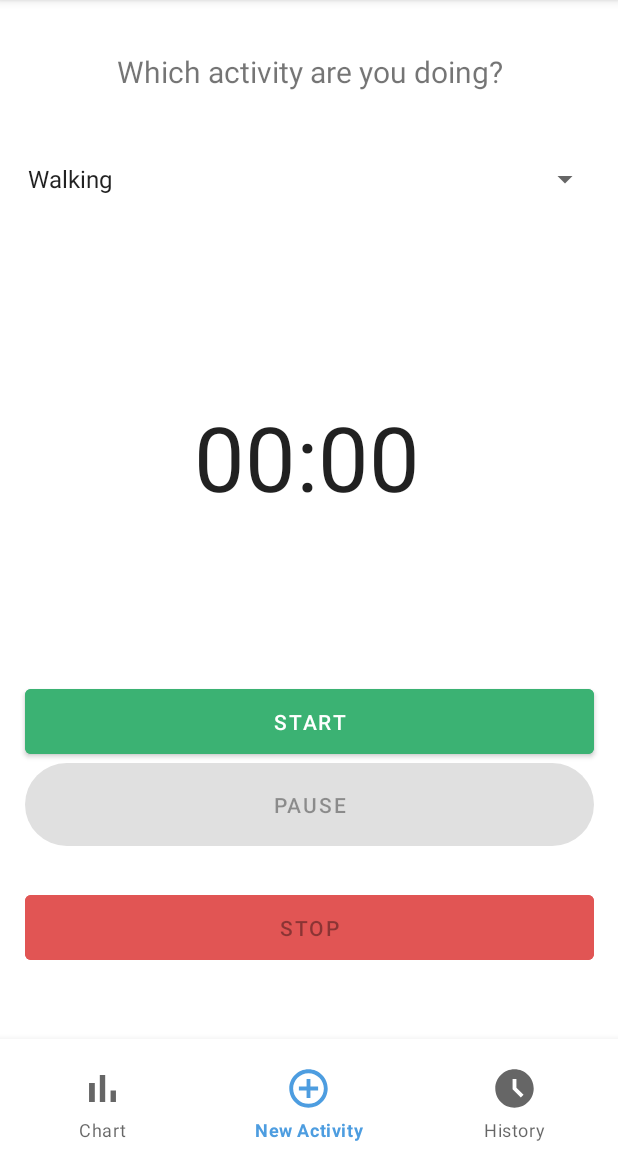
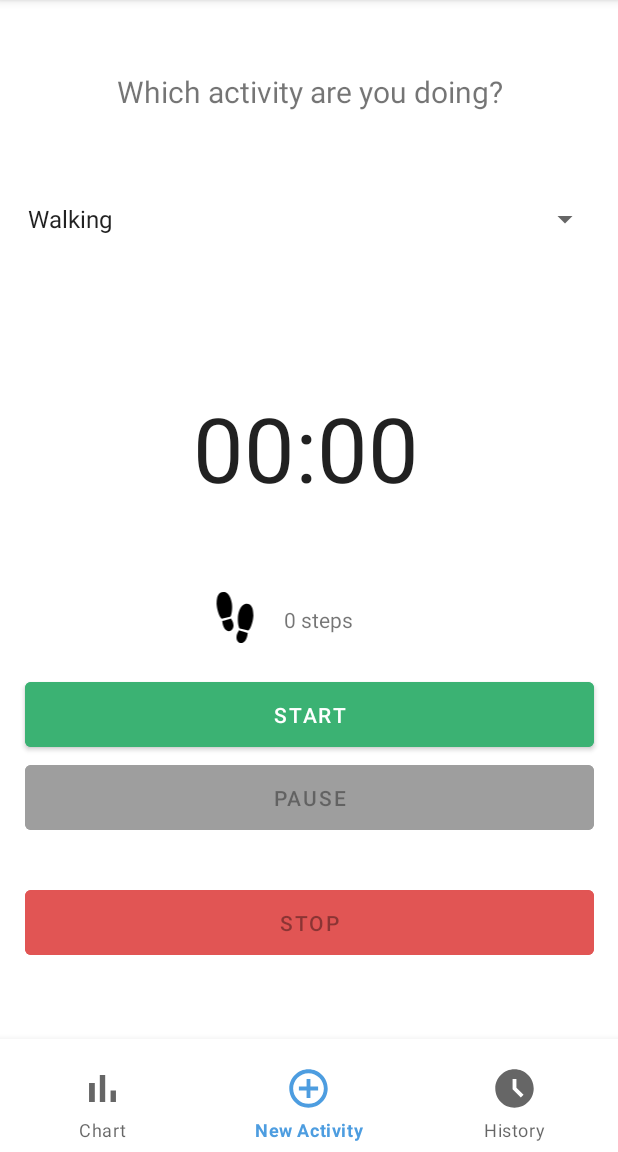
Before and after one commit to gianlu15/PhysicalTracker, an Android app: the screen it shows after launch (MainActivity), item 2 of the bottom bar chosen, on a phone screen of 412 x 824 dp, the part 84-1236 px from its top. Run offline under Robolectric (Android 15) with nearby library versions, the phone set to English and light mode, and no system bars; our stand-ins replace Room's generated code; 7 statements that could not run were skipped.

Commit message:
Implementato il permesso

```diff
--- a/app/src/main/AndroidManifest.xml
+++ b/app/src/main/AndroidManifest.xml
@@ -1,6 +1,8 @@
 <?xml version="1.0" encoding="utf-8"?>
 <manifest xmlns:android="http://schemas.android.com/apk/res/android"
     xmlns:tools="http://schemas.android.com/tools">
+
+    <uses-permission android:name="android.permission.ACTIVITY_RECOGNITION" />
 
     <application
         android:allowBackup="true"
--- a/app/src/main/java/com/example/physicaltracker/MainActivity.kt
+++ b/app/src/main/java/com/example/physicaltracker/MainActivity.kt
@@ -1,7 +1,11 @@
 package com.example.physicaltracker
 
+import android.Manifest
+import android.content.pm.PackageManager
 import androidx.appcompat.app.AppCompatActivity
 import android.os.Bundle
+import android.util.Log
+import androidx.core.app.ActivityCompat
 import androidx.fragment.app.Fragment
 import com.google.android.material.bottomnavigation.BottomNavigationView
 
@@ -28,6 +32,8 @@ class MainActivity : AppCompatActivity() {
             }
             true
         }
+
+        requestPermission()
     }
 
     private fun setCurrentFragment(fragment: Fragment) =
@@ -35,4 +41,33 @@ class MainActivity : AppCompatActivity() {
             replace(R.id.flFrame, fragment)
             commit()
         }
+
+    private fun hasActivityRecognitionPermission() =
+        ActivityCompat.checkSelfPermission(this, Manifest.permission.ACTIVITY_RECOGNITION) == PackageManager.PERMISSION_GRANTED
+
+    private fun requestPermission(){
+        var permissionTORequest = mutableListOf<String>()
+        if(!hasActivityRecognitionPermission()){
+            permissionTORequest.add(Manifest.permission.ACTIVITY_RECOGNITION)
+        }
+
+        if(permissionTORequest.isNotEmpty()){
+            ActivityCompat.requestPermissions(this, permissionTORequest.toTypedArray(), 0)
+        }
+    }
+
+    override fun onRequestPermissionsResult(
+        requestCode: Int,
+        permissions: Array<out String>,
+        grantResults: IntArray
+    ) {
+        super.onRequestPermissionsResult(requestCode, permissions, grantResults)
+        if(requestCode == 0 && grantResults.isNotEmpty()){
+            for(i in grantResults.indices){
+                if(grantResults[i] == PackageManager.PERMISSION_GRANTED){
+                    Log.i("PERMISSION REQUEST", "${permissions[i]} granted.")
+                }
+            }
+        }
+    }
 }
--- a/app/src/main/java/com/example/physicaltracker/RecordFragment.kt
+++ b/app/src/main/java/com/example/physicaltracker/RecordFragment.kt
@@ -1,5 +1,10 @@
 package com.example.physicaltracker
 
+import android.content.Context
+import android.hardware.Sensor
+import android.hardware.SensorEvent
+import android.hardware.SensorEventListener
+import android.hardware.SensorManager
 import android.os.Bundle
 import android.os.SystemClock
 import android.util.Log
@@ -8,6 +13,7 @@ import android.widget.ArrayAdapter
 import android.widget.Button
 import android.widget.Chronometer
 import android.widget.Spinner
+import android.widget.TextView
 import androidx.fragment.app.Fragment
 import androidx.lifecycle.ViewModelProvider
 import com.example.physicaltracker.data.ActivityEntity
@@ -17,6 +23,12 @@ class RecordFragment : Fragment(R.layout.fragment_record) {
 
     private lateinit var myActivityViewModel: ActivityViewModel
     private lateinit var chronometer: Chronometer
+    private lateinit var tvStepsCounter: TextView
+
+    private lateinit var sensorManager: SensorManager
+    private var stepCounterSensor: Sensor? = null
+    private var steps: Int = 0
+    private var isWalking = false
 
     private var currentActivity: ActivityEntity? = null
 
@@ -26,6 +38,11 @@ class RecordFragment : Fragment(R.layout.fragment_record) {
         myActivityViewModel = ViewModelProvider(requireActivity()).get(ActivityViewModel::class.java)
 
         chronometer = view.findViewById(R.id.chronometer)
+        tvStepsCounter = view.findViewById(R.id.tvStepsCounter)
+
+        // Inizializza il sensore di passi
+        sensorManager = requireContext().getSystemService(Context.SENSOR_SERVICE) as SensorManager
+        stepCounterSensor = sensorManager.getDefaultSensor(Sensor.TYPE_STEP_COUNTER)
 
         val activitySpinner: Spinner = view.findViewById(R.id.spActivityList)
         val activityTypes = resources.getStringArray(R.array.activity_types)
@@ -56,6 +73,7 @@ class RecordFragment : Fragment(R.layout.fragment_record) {
 
         btnStart.setOnClickListener {
             val selectedActivityType = activitySpinner.selectedItem.toString()
+            isWalking = selectedActivityType == "Walking"
 
             val startTime = System.currentTimeMillis()
             val date = startTime
@@ -68,6 +86,13 @@ class RecordFragment : Fragment(R.layout.fragment_record) {
             )
 
             startChronometer()
+
+            // Avvia il contapassi solo se l'attività è "Walking"
+            if (isWalking) {
+                steps = 0 // Resetta il contatore dei passi
+                sensorManager.registerListener(sensorEventListener, stepCounterSensor, SensorManager.SENSOR_DELAY_NORMAL)
+            }
+
             btnStart.isEnabled = false
             btnPauseResume.isEnabled = true
             btnStop.isEnabled = true
@@ -84,6 +109,12 @@ class RecordFragment : Fragment(R.layout.fragment_record) {
         }
 
         btnStop.setOnClickListener {
+            // Ferma il contapassi
+            if (isWalking) {
+                sensorManager.unregisterListener(sensorEventListener)
+                currentActivity?.steps = steps
+            }
+
             stopChronometer(currentActivity)
             btnPauseResume.text = "Pause"
 
@@ -147,4 +178,20 @@ class RecordFragment : Fragment(R.layout.fragment_record) {
             Log.i("RecordFragment", "Insert ${currentActivity.toString()} into db")
         }
     }
+
+    private val sensorEventListener = object : SensorEventListener {
+        override fun onSensorChanged(event: SensorEvent) {
+            if (event.sensor.type == Sensor.TYPE_STEP_COUNTER) {
+                if (steps == 0) {
+                    steps = event.values[0].toInt()
+                }
+                val currentSteps = event.values[0].toInt() - steps
+                tvStepsCounter.text = "$currentSteps steps"
+            }
+        }
+
+        override fun onAccuracyChanged(sensor: Sensor, accuracy: Int) {
+            // Non è necessario gestire questo caso per il contapassi
+        }
+    }
 }
--- a/app/src/main/java/com/example/physicaltracker/data/ActivityEntity.kt
+++ b/app/src/main/java/com/example/physicaltracker/data/ActivityEntity.kt
@@ -8,7 +8,7 @@ data class ActivityEntity(
     @PrimaryKey(autoGenerate = true) val id: Int = 0,
     val type: String,
     var duration: Long,
-    val steps: Int? = null,
+    var steps: Int? = null,
     val startTime: Long,
     var endTime: Long? = null,
     val date: Long
--- /dev/null
+++ b/app/src/main/res/drawable/ic_footsteps.xml
@@ -0,0 +1,9 @@
+<vector xmlns:android="http://schemas.android.com/apk/res/android"
+    android:width="800dp"
+    android:height="800dp"
+    android:viewportWidth="515.46"
+    android:viewportHeight="515.46">
+  <path
+      android:pathData="M298.79,386.71c27.81,9.52 52.36,15.59 87.63,26.43C372.88,584.37 210.95,516.37 298.79,386.71zM443.37,229.41c-1.83,-51.42 -10.88,-118.86 -83.02,-108.29c-33.81,8.82 -58.8,45.96 -70.55,110.04c-6.45,35.23 -2.7,84.68 4.91,114.32c6.95,20.89 4.59,19.6 12.06,23.57c28.92,6.51 57.54,13.73 86.69,21.08C423.08,369.21 447.4,258.18 443.37,229.41zM220.75,225.46c7.61,-29.65 11.36,-79.1 4.91,-114.32C213.92,47.07 188.93,9.92 155.11,1.11C82.97,-9.46 73.92,57.98 72.09,109.4c-4.03,28.77 20.29,139.8 49.91,160.71c29.15,-7.35 57.77,-14.56 86.7,-21.08C216.16,245.07 213.8,246.35 220.75,225.46zM129.03,293.13c13.55,171.23 175.47,103.23 87.63,-26.43C188.85,276.23 164.3,282.29 129.03,293.13z"
+      android:fillColor="#000000"/>
+</vector>
--- a/app/src/main/res/layout/fragment_record.xml
+++ b/app/src/main/res/layout/fragment_record.xml
@@ -30,8 +30,8 @@
 
     <Chronometer
         android:id="@+id/chronometer"
-        android:layout_width="376dp"
-        android:layout_height="217dp"
+        android:layout_width="368dp"
+        android:layout_height="152dp"
         android:gravity="center"
         android:textSize="60sp"
         app:layout_constraintBottom_toBottomOf="parent"
@@ -46,13 +46,14 @@
         android:layout_width="379dp"
         android:layout_height="wrap_content"
         android:layout_marginHorizontal="16dp"
-        android:layout_marginTop="40dp"
+        android:layout_marginTop="20dp"
+        android:backgroundTint="@color/startBtn"
         android:paddingVertical="12dp"
         android:text="Start"
-        android:backgroundTint="@color/startBtn"
         app:layout_constraintEnd_toEndOf="parent"
+        app:layout_constraintHorizontal_bias="0.562"
         app:layout_constraintStart_toStartOf="parent"
-        app:layout_constraintTop_toBottomOf="@+id/chronometer" />
+        app:layout_constraintTop_toBottomOf="@+id/imageView" />
 
     <Button
         android:id="@+id/btnPauseResume"
@@ -61,7 +62,7 @@
         android:layout_marginHorizontal="16dp"
         android:paddingVertical="12dp"
         android:text="Pause"
-        android:background="@drawable/rounded_button"
+        android:backgroundTint="@color/pauseBtn"
         app:layout_constraintEnd_toEndOf="parent"
         app:layout_constraintHorizontal_bias="0.5"
         app:layout_constraintStart_toStartOf="parent"
@@ -81,4 +82,27 @@
         app:layout_constraintTop_toBottomOf="@+id/btnPauseResume"
         app:layout_constraintVertical_bias="0.36" />
 
+    <ImageView
+        android:id="@+id/imageView"
+        android:layout_width="65dp"
+        android:layout_height="34dp"
+        android:layout_marginStart="124dp"
+        android:layout_marginTop="20dp"
+        app:layout_constraintBottom_toTopOf="@+id/btnStart"
+        app:layout_constraintStart_toStartOf="parent"
+        app:layout_constraintTop_toBottomOf="@+id/chronometer"
+        app:srcCompat="@drawable/ic_footsteps" />
+
+    <TextView
+        android:id="@+id/tvStepsCounter"
+        android:layout_width="wrap_content"
+        android:layout_height="wrap_content"
+        android:text="0 steps"
+        app:layout_constraintBottom_toTopOf="@+id/btnStart"
+        app:layout_constraintEnd_toEndOf="parent"
+        app:layout_constraintHorizontal_bias="0.0"
+        app:layout_constraintStart_toEndOf="@+id/imageView"
+        app:layout_constraintTop_toBottomOf="@+id/chronometer"
+        app:layout_constraintVertical_bias="0.522" />
+
 </androidx.constraintlayout.widget.ConstraintLayout>
```
